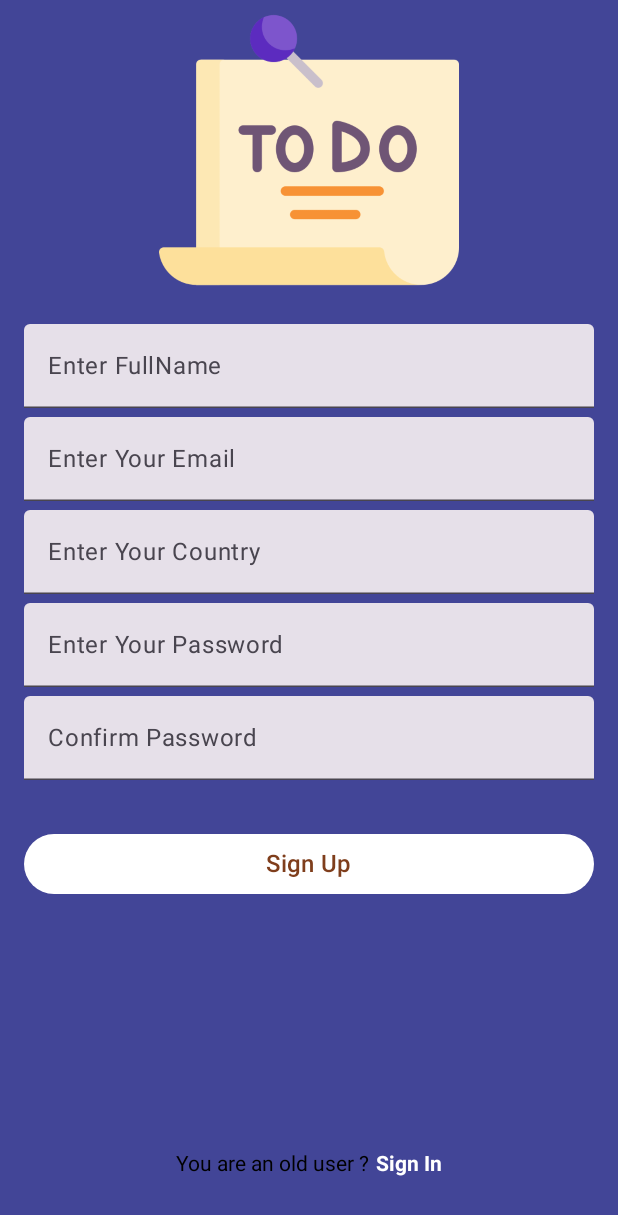
After one commit to Kolakaniakshaykumar/TODOListProject, an Android app built with Jetpack Compose: the SignUpActivity screen opened directly, with no data from a screen before it, on a phone screen of 412 x 824 dp. The commit adds this screen. Shown: the top 1215 px of the screen. Run offline under Robolectric (Android 15) with nearby library versions, the phone set to English and light mode, and no system bars.

Commit message:
Designed Signup screen and implemented login functionality

```diff
--- a/app/src/main/AndroidManifest.xml
+++ b/app/src/main/AndroidManifest.xml
@@ -12,6 +12,9 @@
         android:supportsRtl="true"
         android:theme="@style/Theme.TODOListProject"
         tools:targetApi="31">
+        <activity
+            android:name=".SignUpActivity"
+            android:exported="false" />
         <activity
             android:name=".SignInActivity"
             android:exported="false" />
--- /dev/null
+++ b/app/src/main/java/sravan/project/todolistproject/SignUpActivity.kt
@@ -0,0 +1,220 @@
+package sravan.project.todolistproject
+
+import android.app.Activity
+import android.content.Intent
+import android.os.Bundle
+import android.widget.Toast
+import androidx.activity.ComponentActivity
+import androidx.activity.compose.setContent
+import androidx.compose.foundation.Image
+import androidx.compose.foundation.background
+import androidx.compose.foundation.clickable
+import androidx.compose.foundation.layout.Column
+import androidx.compose.foundation.layout.Row
+import androidx.compose.foundation.layout.Spacer
+import androidx.compose.foundation.layout.WindowInsets
+import androidx.compose.foundation.layout.asPaddingValues
+import androidx.compose.foundation.layout.fillMaxHeight
+import androidx.compose.foundation.layout.fillMaxSize
+import androidx.compose.foundation.layout.fillMaxWidth
+import androidx.compose.foundation.layout.height
+import androidx.compose.foundation.layout.padding
+import androidx.compose.foundation.layout.systemBars
+import androidx.compose.foundation.layout.width
+import androidx.compose.foundation.shape.RoundedCornerShape
+import androidx.compose.material3.Button
+import androidx.compose.material3.ButtonDefaults
+import androidx.compose.material3.Text
+import androidx.compose.material3.TextField
+import androidx.compose.runtime.Composable
+import androidx.compose.runtime.getValue
+import androidx.compose.runtime.mutableStateOf
+import androidx.compose.runtime.remember
+import androidx.compose.runtime.setValue
+import androidx.compose.ui.Alignment
+import androidx.compose.ui.Modifier
+import androidx.compose.ui.graphics.Brush
+import androidx.compose.ui.graphics.Color
+import androidx.compose.ui.platform.LocalContext
+import androidx.compose.ui.res.colorResource
+import androidx.compose.ui.res.painterResource
+import androidx.compose.ui.text.font.FontWeight
+import androidx.compose.ui.unit.dp
+import androidx.compose.ui.unit.sp
+
+class SignUpActivity : ComponentActivity() {
+    override fun onCreate(savedInstanceState: Bundle?) {
+        super.onCreate(savedInstanceState)
+        setContent {
+            TodoListRegister()
+        }
+    }
+}
+
+@Composable
+fun TodoListRegister() {
+    var fullname by remember { mutableStateOf("") }
+    var country by remember { mutableStateOf("") }
+
+    var email by remember { mutableStateOf("") }
+    var password by remember { mutableStateOf("") }
+
+    var confirmpassword by remember { mutableStateOf("") }
+
+    val context = LocalContext.current as Activity
+
+    Column(
+        modifier = Modifier
+            .fillMaxSize()
+            .background(color = colorResource(id = R.color.color1))
+            .padding(WindowInsets.systemBars.asPaddingValues())
+    ) {
+
+        Image(
+            modifier = Modifier
+                .fillMaxWidth()
+                .height(200.dp),
+            painter = painterResource(id = R.drawable.logo_todolist),
+            contentDescription = "TodoList",
+        )
+
+        Column(
+            modifier = Modifier
+                .fillMaxWidth()
+                .fillMaxHeight()
+                .background(color = colorResource(id = R.color.color1)) // Background color for the entire screen
+                .padding(16.dp), // Padding for the fields
+            horizontalAlignment = Alignment.CenterHorizontally
+        ) {
+
+            TextField(
+                modifier = Modifier
+                    .fillMaxWidth()
+                    .background(
+                        brush = Brush.horizontalGradient(listOf(Color.Gray, Color.Gray)),
+                        shape = RoundedCornerShape(16.dp)
+                    ),
+                value = fullname,
+                onValueChange = { fullname = it },
+                label = { Text("Enter FullName") }
+            )
+
+            Spacer(modifier = Modifier.height(6.dp))
+
+
+            TextField(
+                modifier = Modifier
+                    .fillMaxWidth()
+                    .background(
+                        brush = Brush.horizontalGradient(listOf(Color.Gray, Color.Gray)),
+                        shape = RoundedCornerShape(16.dp)
+                    ),
+                value = email,
+                onValueChange = { email = it },
+                label = { Text("Enter Your Email") }
+            )
+
+            Spacer(modifier = Modifier.height(6.dp))
+
+            TextField(
+                modifier = Modifier
+                    .fillMaxWidth()
+                    .background(
+                        brush = Brush.horizontalGradient(listOf(Color.Gray, Color.Gray)),
+                        shape = RoundedCornerShape(16.dp)
+                    ),
+                value = country,
+                onValueChange = { country = it },
+                label = { Text("Enter Your Country") }
+            )
+
+            Spacer(modifier = Modifier.height(6.dp))
+
+            TextField(
+                modifier = Modifier
+                    .fillMaxWidth()
+                    .background(
+                        brush = Brush.horizontalGradient(listOf(Color.Gray, Color.Gray)),
+                        shape = RoundedCornerShape(16.dp)
+                    ),
+                value = password,
+                onValueChange = { password = it },
+                label = { Text("Enter Your Password") }
+            )
+
+            Spacer(modifier = Modifier.height(6.dp))
+
+            TextField(
+                modifier = Modifier
+                    .fillMaxWidth()
+                    .background(
+                        brush = Brush.horizontalGradient(listOf(Color.Gray, Color.Gray)),
+                        shape = RoundedCornerShape(16.dp)
+                    ),
+                value = confirmpassword,
+                onValueChange = { confirmpassword = it },
+                label = { Text("Confirm Password") }
+            )
+
+            Spacer(modifier = Modifier.height(24.dp))
+
+            Button(
+                onClick = {
+                    when {
+                        email.isEmpty() -> {
+                            Toast.makeText(context, " Please Enter Mail", Toast.LENGTH_SHORT).show()
+                        }
+                        fullname.isEmpty() -> {
+                            Toast.makeText(context, " Please Enter Name", Toast.LENGTH_SHORT).show()
+                        }
+
+                        country.isEmpty() -> {
+                            Toast.makeText(context, " Please Enter Country", Toast.LENGTH_SHORT).show()
+                        }
+                        password.isEmpty() -> {
+                            Toast.makeText(context, " Please Enter Password", Toast.LENGTH_SHORT).show()
+                        }
+
+                        else -> {
+
+                        }
+
+                    }
+                },
+                modifier = Modifier
+                    .fillMaxWidth()
+                    .padding(vertical = 8.dp),
+                colors = ButtonDefaults.buttonColors(
+                    containerColor = colorResource(id = R.color.PureWhite),
+                    contentColor = colorResource(
+                        id = R.color.SkyBlue
+                    )
+                )
+            ) {
+                Text(text = "Sign Up", fontSize = 16.sp)
+            }
+            Spacer(modifier = Modifier.weight(1f))
+
+            Row(
+                modifier = Modifier.align(Alignment.CenterHorizontally)
+            ) {
+                Text(text = "You are an old user ?", fontSize = 14.sp)
+                Spacer(modifier = Modifier.width(4.dp))
+                Text(
+                    text = "Sign In",
+                    fontSize = 14.sp,
+                    fontWeight = FontWeight.Bold,
+                    color = colorResource(id = R.color.PureWhite),
+                    modifier = Modifier.clickable {
+                        context.startActivity(Intent(context, SignInActivity::class.java))
+                        context.finish()
+                    }
+                )
+            }
+
+            Spacer(modifier = Modifier.height(24.dp))
+
+        }
+
+    }
+}
--- a/app/src/main/res/values/colors.xml
+++ b/app/src/main/res/values/colors.xml
@@ -7,4 +7,14 @@
     <color name="teal_700">#FF018786</color>
     <color name="black">#FF000000</color>
     <color name="white">#FFFFFFFF</color>
+
+    <color name="color1">#424597</color>
+    <color name="color2">#c8c9fa</color>
+
+    <color name="SkyBlue">#7f3e1c</color>
+    <color name="PureWhite">#FFFFFF</color>
+
+    <color name="crimson_red">#990011</color>
+    <color name="soft_peach">#FCF6F5</color>
+
 </resources>
```
